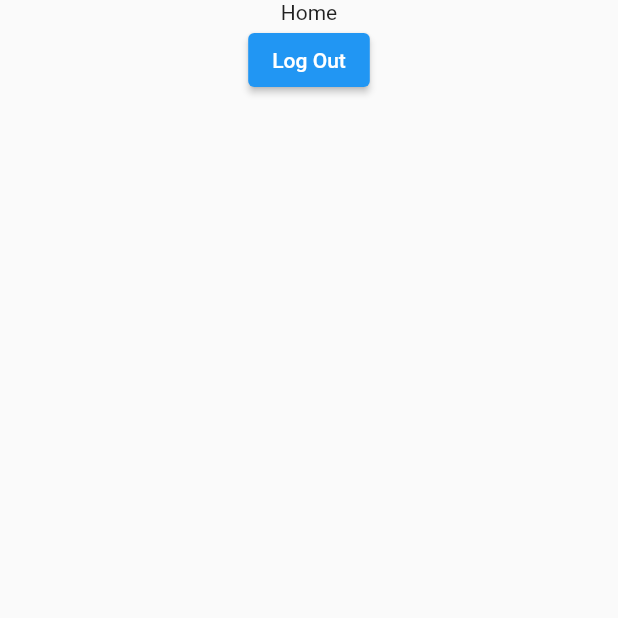
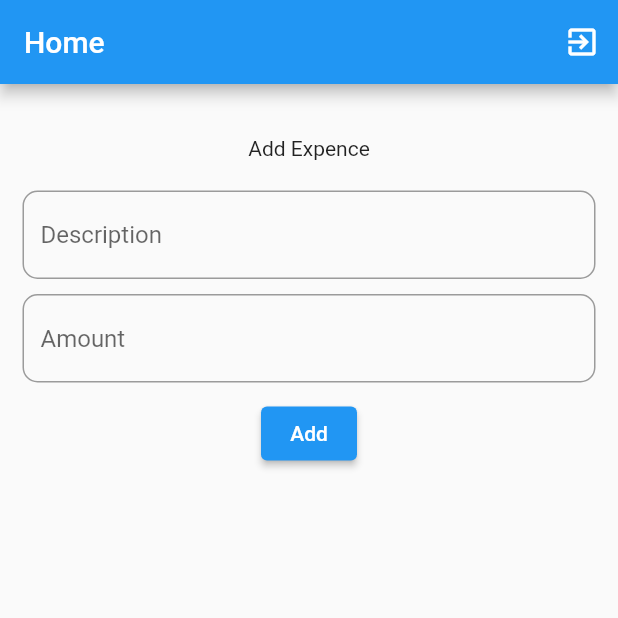
Before and after one commit to RavanaDevs/Expense-Tracker, a Flutter app: the screen it shows once a user with an empty profile is signed in, on a phone screen of 412 x 824 dp, the top half of it. Run offline on Flutter 3.47's test engine with Material 2 defaults, Android fonts, the phone set to English and light mode, and no system bars; our stand-ins replace firebase_auth, firebase_core; accounts and stored records are empty.

Commit message:
Basic UI

```diff
--- /dev/null
+++ b/lib/components/button.dart
@@ -0,0 +1,8 @@
+import 'package:flutter/material.dart';
+
+ElevatedButton primaryButton({text = String, onTap = Function}){
+  return ElevatedButton(
+    onPressed: ()=>onTap(),
+    child: Text(text),
+  );
+}
--- /dev/null
+++ b/lib/components/text_field.dart
@@ -0,0 +1,14 @@
+import 'package:flutter/material.dart';
+
+TextField textField({hintText = String, password = false}){
+  return TextField(
+    decoration: InputDecoration(
+      hintText: hintText,
+      border: OutlineInputBorder(
+        borderSide: const BorderSide(color: Colors.black54, width: 2),
+        borderRadius: BorderRadius.circular(10.0)
+      )
+    ),
+    obscureText: password,
+  );
+}
--- a/lib/pages/home_page.dart
+++ b/lib/pages/home_page.dart
@@ -1,4 +1,7 @@
+import 'package:expense_tracker/components/button.dart';
+import 'package:expense_tracker/components/text_field.dart';
 import 'package:expense_tracker/utils/auth_helper.dart';
+import 'package:expense_tracker/utils/utils.dart';
 import 'package:flutter/material.dart';
 
 class HomePage extends StatefulWidget {
@@ -9,17 +12,35 @@ class HomePage extends StatefulWidget {
 }
 
 class _HomePageState extends State<HomePage> {
+
+  addExpense(){
+    print(AuthHelper().user.uid);
+  }
+
   @override
   Widget build(BuildContext context) {
     return Scaffold(
-      body: Center(
+      appBar: AppBar(
+        title: const Text('Home'),
+        actions: [
+          IconButton(onPressed: (){AuthHelper().signOut();}, icon: const Icon(Icons.exit_to_app))
+        ],
+      ),
+      body: Padding(padding: const EdgeInsets.symmetric(horizontal: 15.0, vertical: 20.0),
         child: Column(
           children: [
-            Text('Home'),
-            ElevatedButton(onPressed: (){AuthHelper().signOut();}, child: Text('Log Out'))
+            15.0.spaceY,
+            const Text('Add Expence'),
+            20.0.spaceY,
+            textField(hintText: 'Description'),
+            10.0.spaceY,
+            textField(hintText: 'Amount'),
+            10.0.spaceY,
+            primaryButton(text: 'Add', onTap: addExpense)
+
           ],
         ),
-      ),
+      )
     );
   }
 }
```
